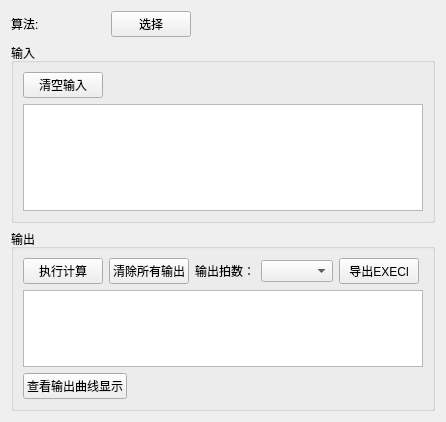
Qt form operstionWidget.ui (jiaqingguo/FMU_QT) before a commit.
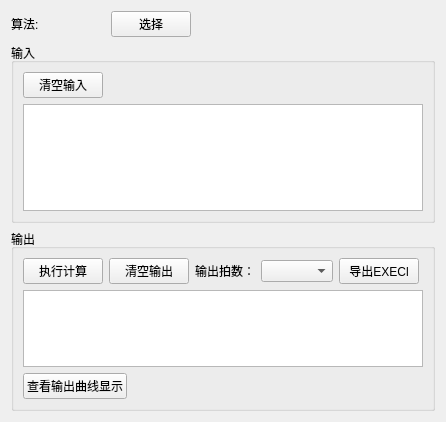
The same form after that commit.

```diff
--- a/operstionWidget.ui
+++ b/operstionWidget.ui
@@ -146,7 +146,7 @@
         <item>
          <widget class="QPushButton" name="btn_clear">
           <property name="text">
-           <string>清除所有输出</string>
+           <string>清空输出</string>
           </property>
          </widget>
         </item>
```
